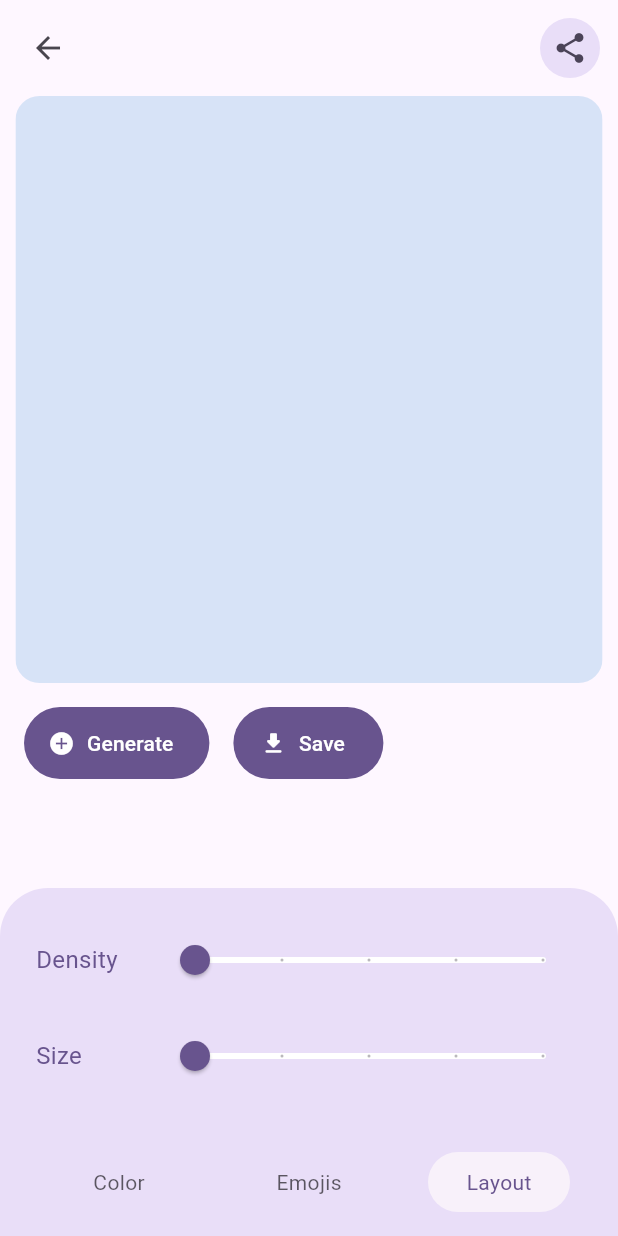
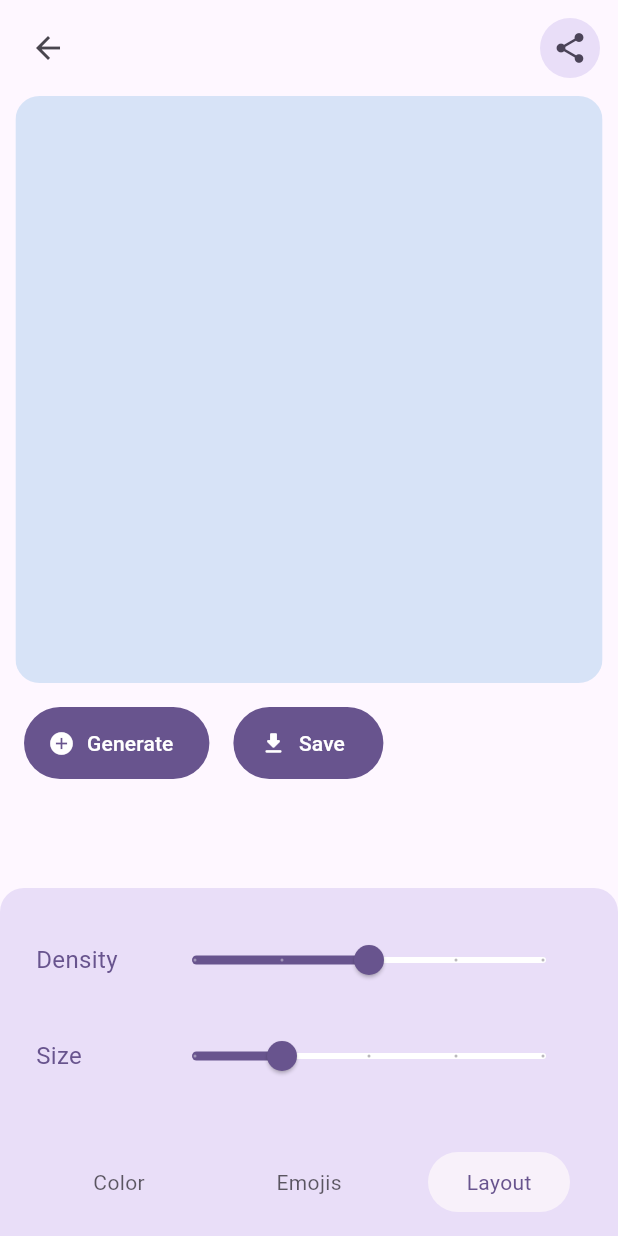
Before and after one commit to p2o51/gifiti, a Flutter app: the EditorScreen screen opened directly, item 3 of the bottom bar chosen, on a phone screen of 412 x 824 dp. Run offline on Flutter 3.47's test engine with Material 3 defaults, Android fonts, the phone set to English and light mode, and no system bars; drawn by our look-alikes of dynamic_color; our stand-ins replace image_gallery_saver, image_picker, share_plus; missing offline and left inert: flutter_material_color_picker, flutter_sharing_intent.

Commit message:
修改 UI。

```diff
--- a/lib/src/screens/editor_screen.dart
+++ b/lib/src/screens/editor_screen.dart
@@ -25,8 +25,8 @@ class _EditorScreenState extends State<EditorScreen> {
   EditorMode _selectedMode = EditorMode.emojis;
   Color _selectedColor = Colors.blue;
   String _selectedEmoji = '';
-  double _density = 0.0;
-  double _size = 0.0;
+  double _density = 2.0;
+  double _size = 1.0;
 
   // 添加一个 GlobalKey 用于 RepaintBoundary
   final GlobalKey _boundaryKey = GlobalKey();
@@ -485,7 +485,7 @@ class _EditorScreenState extends State<EditorScreen> {
                   margin: const EdgeInsets.all(16),
                   decoration: BoxDecoration(
                     color: Theme.of(context).colorScheme.secondaryContainer,
-                    borderRadius: BorderRadius.circular(32),
+                    borderRadius: BorderRadius.circular(16),
                   ),
                   child: Padding(
                     padding: const EdgeInsets.all(16),
@@ -497,7 +497,7 @@ class _EditorScreenState extends State<EditorScreen> {
                           // All selectors shown at once instead of tabs
                           // Color selector
                           Padding(
-                            padding: const EdgeInsets.symmetric(vertical: 8.0),
+                            padding: const EdgeInsets.all(16.0),
                             child: Text(
                               'Color',
                               style: TextStyle(
@@ -515,7 +515,7 @@ class _EditorScreenState extends State<EditorScreen> {
 
                           // Emoji selector
                           Padding(
-                            padding: const EdgeInsets.symmetric(vertical: 8.0),
+                            padding: const EdgeInsets.all(16.0),
                             child: Text(
                               'Emojis',
                               style: TextStyle(
@@ -533,7 +533,7 @@ class _EditorScreenState extends State<EditorScreen> {
 
                           // Layout selector
                           Padding(
-                            padding: const EdgeInsets.symmetric(vertical: 8.0),
+                            padding: const EdgeInsets.all(16.0),
                             child: Text(
                               'Layout',
                               style: TextStyle(
--- a/lib/src/widgets/editor_selector.dart
+++ b/lib/src/widgets/editor_selector.dart
@@ -68,8 +68,8 @@ class _EditorSelectorState extends State<EditorSelector>
       decoration: BoxDecoration(
         color: Theme.of(context).colorScheme.secondaryContainer,
         borderRadius: const BorderRadius.only(
-          topLeft: Radius.circular(32),
-          topRight: Radius.circular(32),
+          topLeft: Radius.circular(16),
+          topRight: Radius.circular(16),
         ),
       ),
       child: Column(
```
